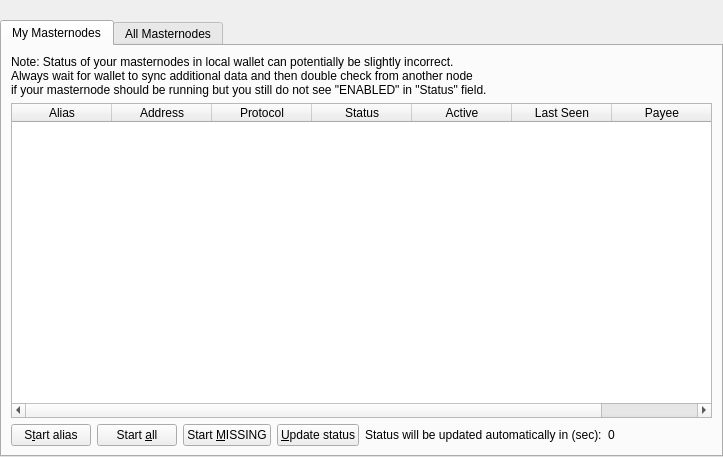
Before: the Qt Designer form src/qt/forms/masternodelist.ui in richieburns/Nodescape, drawn with Qt 5.
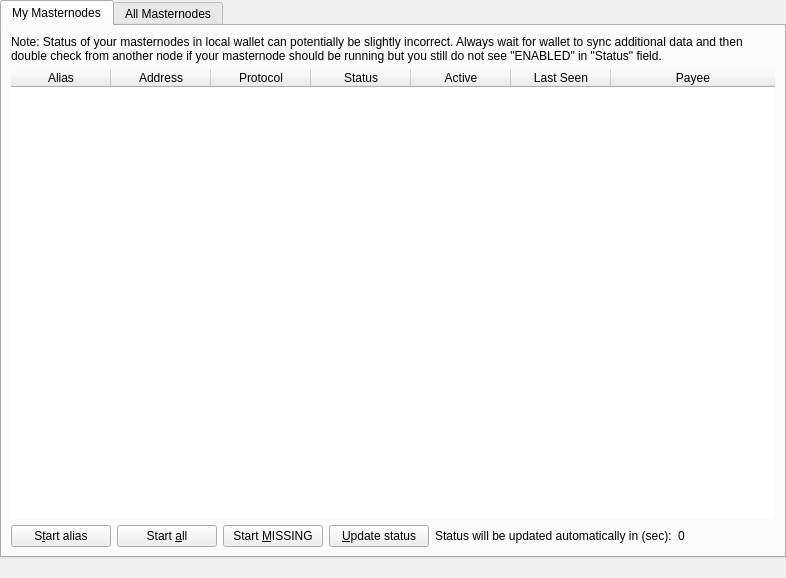
After: the same form once the commit is applied. The open tabs and pages were chosen to show the change.

Commit message: Masternodelist style changes

Diff of the .ui file:
```diff
--- a/src/qt/forms/masternodelist.ui
+++ b/src/qt/forms/masternodelist.ui
@@ -6,13 +6,16 @@
    <rect>
     <x>0</x>
     <y>0</y>
-    <width>723</width>
-    <height>457</height>
+    <width>786</width>
+    <height>578</height>
    </rect>
   </property>
   <property name="windowTitle">
    <string>Form</string>
   </property>
+  <property name="styleSheet">
+   <string notr="true"/>
+  </property>
   <layout class="QVBoxLayout" name="topLayout">
    <property name="leftMargin">
     <number>0</number>
@@ -31,19 +34,6 @@
      <property name="bottomMargin">
       <number>0</number>
      </property>
-     <item>
-      <spacer name="horizontalSpacer0">
-       <property name="orientation">
-        <enum>Qt::Horizontal</enum>
-       </property>
-       <property name="sizeHint" stdset="0">
-        <size>
-         <width>40</width>
-         <height>20</height>
-        </size>
-       </property>
-      </spacer>
-     </item>
      <item>
       <widget class="QTabWidget" name="tabWidget">
        <property name="currentIndex">
@@ -67,7 +57,10 @@
              <item>
               <widget class="QLabel" name="updateNote">
                <property name="text">
-                <string>Note: Status of your masternodes in local wallet can potentially be slightly incorrect.&lt;br /&gt;Always wait for wallet to sync additional data and then double check from another node&lt;br /&gt;if your masternode should be running but you still do not see "ENABLED" in "Status" field.</string>
+                <string>&lt;html&gt;&lt;head/&gt;&lt;body&gt;&lt;p&gt;Note: Status of your masternodes in local wallet can potentially be slightly incorrect. Always wait for wallet to sync additional data and then double check from another node if your masternode should be running but you still do not see &amp;quot;ENABLED&amp;quot; in &amp;quot;Status&amp;quot; field.&lt;/p&gt;&lt;/body&gt;&lt;/html&gt;</string>
+               </property>
+               <property name="wordWrap">
+                <bool>true</bool>
                </property>
               </widget>
              </item>
@@ -81,11 +74,17 @@
                <height>0</height>
               </size>
              </property>
+             <property name="frameShape">
+              <enum>QFrame::NoFrame</enum>
+             </property>
+             <property name="frameShadow">
+              <enum>QFrame::Plain</enum>
+             </property>
              <property name="editTriggers">
               <set>QAbstractItemView::NoEditTriggers</set>
              </property>
              <property name="alternatingRowColors">
-              <bool>true</bool>
+              <bool>false</bool>
              </property>
              <property name="selectionMode">
               <enum>QAbstractItemView::SingleSelection</enum>
@@ -93,6 +92,12 @@
              <property name="selectionBehavior">
               <enum>QAbstractItemView::SelectRows</enum>
              </property>
+             <property name="showGrid">
+              <bool>false</bool>
+             </property>
+             <property name="gridStyle">
+              <enum>Qt::NoPen</enum>
+             </property>
              <property name="sortingEnabled">
               <bool>true</bool>
              </property>
@@ -146,6 +151,12 @@
              </property>
              <item>
               <widget class="QPushButton" name="startButton">
+               <property name="minimumSize">
+                <size>
+                 <width>100</width>
+                 <height>0</height>
+                </size>
+               </property>
                <property name="text">
                 <string>S&amp;tart alias</string>
                </property>
@@ -153,6 +164,12 @@
              </item>
              <item>
               <widget class="QPushButton" name="startAllButton">
+               <property name="minimumSize">
+                <size>
+                 <width>100</width>
+                 <height>0</height>
+                </size>
+               </property>
                <property name="text">
                 <string>Start &amp;all</string>
                </property>
@@ -160,6 +177,12 @@
              </item>
              <item>
               <widget class="QPushButton" name="startMissingButton">
+               <property name="minimumSize">
+                <size>
+                 <width>100</width>
+                 <height>0</height>
+                </size>
+               </property>
                <property name="text">
                 <string>Start &amp;MISSING</string>
                </property>
@@ -167,6 +190,12 @@
              </item>
              <item>
               <widget class="QPushButton" name="UpdateButton">
+               <property name="minimumSize">
+                <size>
+                 <width>100</width>
+                 <height>0</height>
+                </size>
+               </property>
                <property name="text">
                 <string>&amp;Update status</string>
                </property>
@@ -314,6 +343,19 @@
        </widget>
       </widget>
      </item>
+     <item>
+      <spacer name="horizontalSpacer0">
+       <property name="orientation">
+        <enum>Qt::Horizontal</enum>
+       </property>
+       <property name="sizeHint" stdset="0">
+        <size>
+         <width>40</width>
+         <height>20</height>
+        </size>
+       </property>
+      </spacer>
+     </item>
     </layout>
    </item>
   </layout>
```
Left out of the diff: 39 changed lines with no effect on the pictures.
